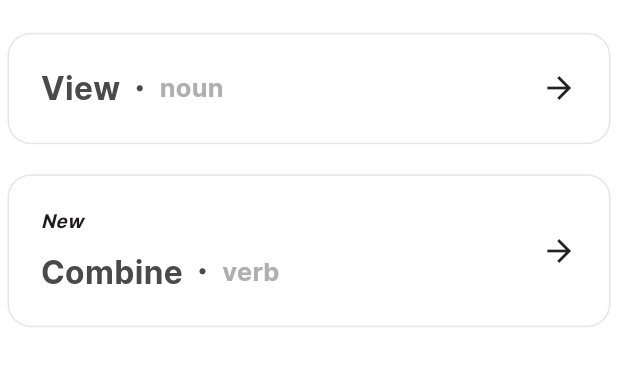
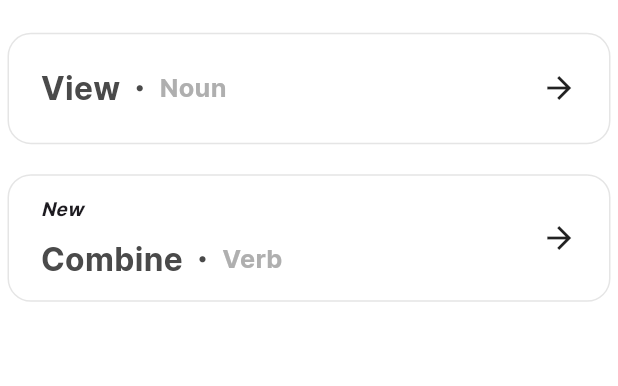
Before and after one commit to bigb45/az-english, a Flutter app: the screen it shows after launch, on a phone screen of 412 x 824 dp, the part 114-500 px from its top. Run offline on Flutter 3.47's test engine with Material 3 defaults, Android fonts, the phone set to English and light mode, and no system bars; our stand-ins replace easy_localization, firebase_core, flutter_screenutil, flutter_svg, flutter_tts, routemaster; missing offline and left inert: flutter_statusbarcolor_ns; accounts and stored records are empty; generated files the repository leaves out were written again; statements that could not run were skipped.

Commit message:
feature: add list tile widget for vocab section

```diff
--- a/lib/widgets/word_list_tile.dart
+++ b/lib/widgets/word_list_tile.dart
@@ -29,7 +29,8 @@ class WordListTile extends StatelessWidget {
         ),
         child: Padding(
           padding: EdgeInsets.symmetric(
-              horizontal: Constants.padding20, vertical: Constants.padding20),
+              horizontal: Constants.padding20,
+              vertical: isNew ? Constants.padding12 : Constants.padding20),
           child: Row(
             children: [
               Column(
@@ -59,7 +60,11 @@ class WordListTile extends StatelessWidget {
                         width: 10.w,
                       ),
                       // TODO: change this to a switch case
-                      Text(WordType.values[type.index].toString().split(".")[1],
+                      Text(
+                          switch (type) {
+                            WordType.noun => "Noun",
+                            WordType.verb => "Verb",
+                          },
                           style: TextStyles.wordType),
                     ],
                   ),
```
Also changed, not shown: lib/features/sections/vocabulary/view.dart (deleted, +0 -15 lines).
